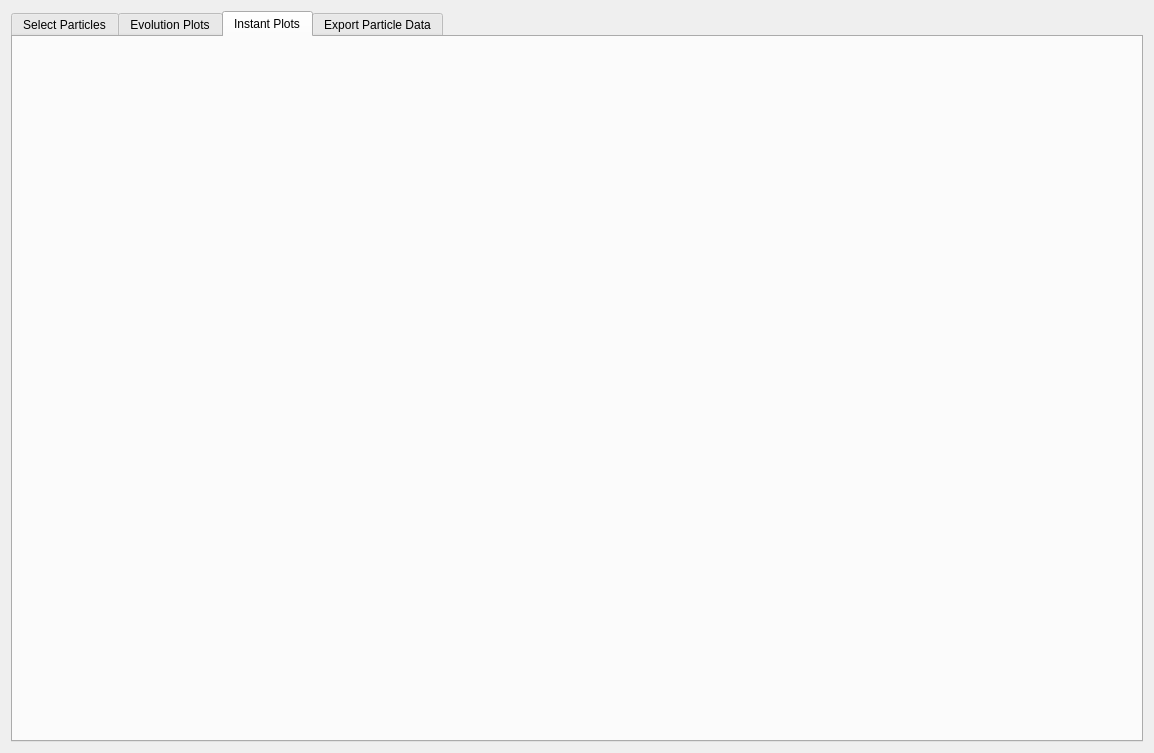
Qt form VisualPIC/Views/ParticleTracker.ui (AngelFP/VisualPIC) before a commit.
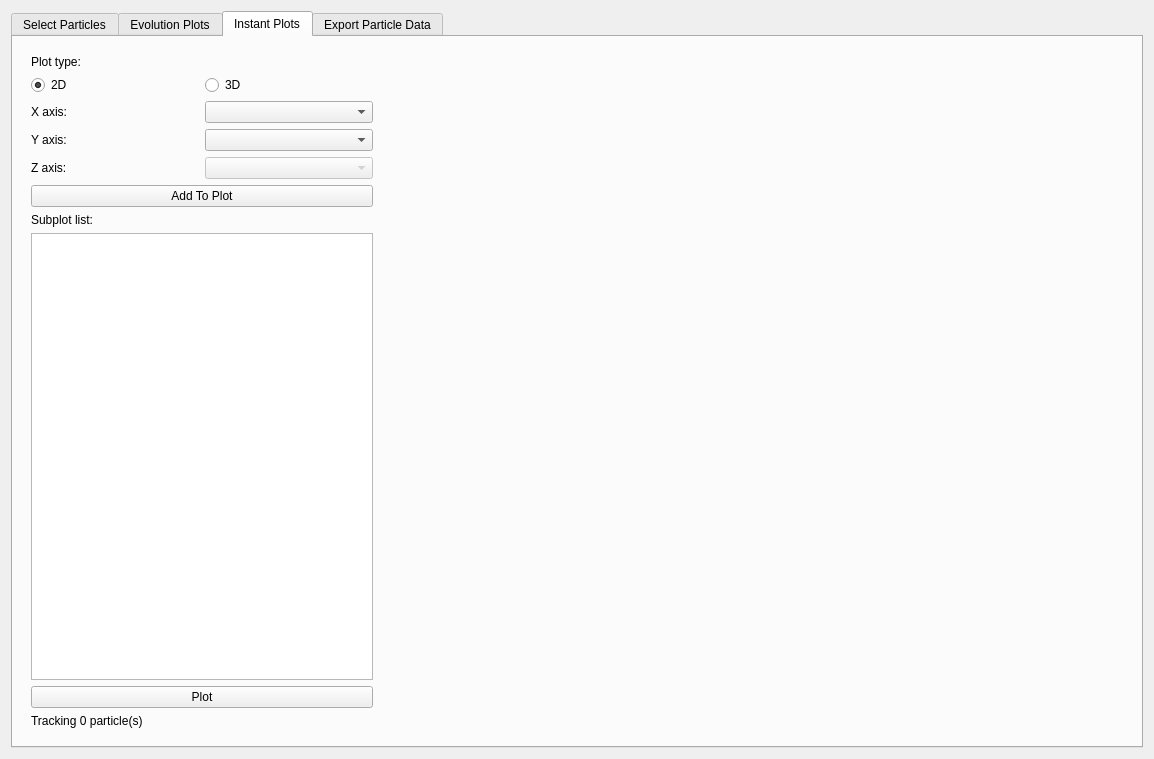
The same form after that commit. The open tabs and pages were chosen to show the change. Icons and pictures are not drawn.

Commit message: Created UI for instant plots.

```diff
--- a/VisualPIC/Views/ParticleTracker.ui
+++ b/VisualPIC/Views/ParticleTracker.ui
@@ -7,7 +7,7 @@
     <x>0</x>
     <y>0</y>
     <width>1154</width>
-    <height>753</height>
+    <height>759</height>
    </rect>
   </property>
   <property name="windowTitle">
@@ -412,6 +412,137 @@
       <attribute name="title">
        <string>Instant Plots</string>
       </attribute>
+      <layout class="QHBoxLayout" name="horizontalLayout_3">
+       <item>
+        <widget class="QWidget" name="widget_3" native="true">
+         <property name="maximumSize">
+          <size>
+           <width>360</width>
+           <height>16777215</height>
+          </size>
+         </property>
+         <layout class="QVBoxLayout" name="verticalLayout_9">
+          <item>
+           <layout class="QVBoxLayout" name="verticalLayout_10">
+            <item>
+             <widget class="QLabel" name="label_20">
+              <property name="text">
+               <string>Plot type:</string>
+              </property>
+             </widget>
+            </item>
+            <item>
+             <layout class="QHBoxLayout" name="horizontalLayout_17">
+              <item>
+               <widget class="QRadioButton" name="instPlotType_radioButton">
+                <property name="text">
+                 <string>2D</string>
+                </property>
+                <property name="checked">
+                 <bool>true</bool>
+                </property>
+               </widget>
+              </item>
+              <item>
+               <widget class="QRadioButton" name="instPlotType_radioButton_2">
+                <property name="text">
+                 <string>3D</string>
+                </property>
+                <property name="checked">
+                 <bool>false</bool>
+                </property>
+               </widget>
+              </item>
+             </layout>
+            </item>
+            <item>
+             <layout class="QHBoxLayout" name="horizontalLayout_18">
+              <item>
+               <widget class="QLabel" name="label_21">
+                <property name="text">
+                 <string>X axis:</string>
+                </property>
+               </widget>
+              </item>
+              <item>
+               <widget class="QComboBox" name="instX_comboBox"/>
+              </item>
+             </layout>
+            </item>
+            <item>
+             <layout class="QHBoxLayout" name="horizontalLayout_19">
+              <item>
+               <widget class="QLabel" name="label_22">
+                <property name="text">
+                 <string>Y axis:</string>
+                </property>
+               </widget>
+              </item>
+              <item>
+               <widget class="QComboBox" name="instY_comboBox"/>
+              </item>
+             </layout>
+            </item>
+            <item>
+             <layout class="QHBoxLayout" name="horizontalLayout_20">
+              <item>
+               <widget class="QLabel" name="label_23">
+                <property name="text">
+                 <string>Z axis:</string>
+                </property>
+               </widget>
+              </item>
+              <item>
+               <widget class="QComboBox" name="instZ_comboBox">
+                <property name="enabled">
+                 <bool>false</bool>
+                </property>
+               </widget>
+              </item>
+             </layout>
+            </item>
+            <item>
+             <widget class="QPushButton" name="addToInstantPlot_Button">
+              <property name="text">
+               <string>Add To Plot</string>
+              </property>
+             </widget>
+            </item>
+            <item>
+             <widget class="QLabel" name="label_24">
+              <property name="text">
+               <string>Subplot list:</string>
+              </property>
+             </widget>
+            </item>
+            <item>
+             <widget class="QListWidget" name="instantSubplots_listWidget"/>
+            </item>
+            <item>
+             <widget class="QPushButton" name="plotInstant_pushButton">
+              <property name="text">
+               <string>Plot</string>
+              </property>
+             </widget>
+            </item>
+            <item>
+             <widget class="QLabel" name="trackedParticles_Label_3">
+              <property name="text">
+               <string>Tracking 0 particle(s)</string>
+              </property>
+             </widget>
+            </item>
+           </layout>
+          </item>
+         </layout>
+        </widget>
+       </item>
+       <item>
+        <widget class="QWidget" name="instantPlots_widget" native="true">
+         <layout class="QVBoxLayout" name="mainPlot_layout_2"/>
+        </widget>
+       </item>
+      </layout>
      </widget>
      <widget class="QWidget" name="tab_3">
       <attribute name="title">
```
